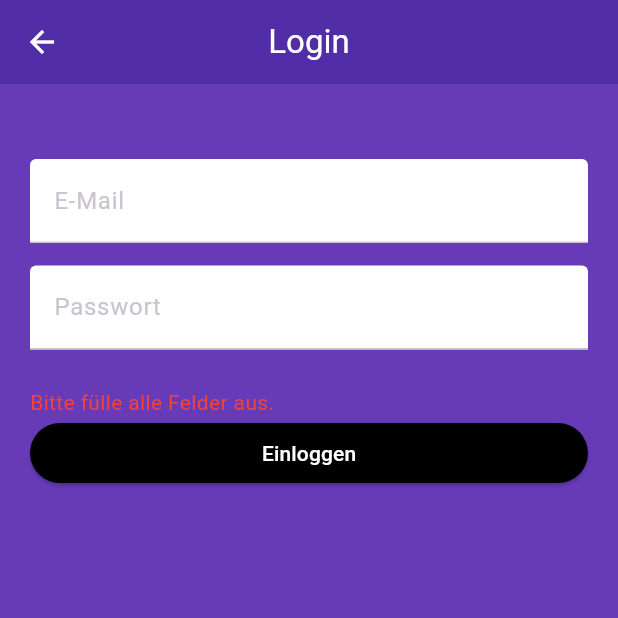
After one commit to EnnoM/nala, a Flutter app: the LoginPage screen opened directly, after a tap on "Einloggen", on a phone screen of 412 x 824 dp, the top half of it. The commit adds this screen. Run offline on Flutter 3.47's test engine with Material 3 defaults, Android fonts, the phone set to English and light mode, and no system bars; our stand-ins replace shared_preferences; accounts and stored records are empty; statements that could not run were skipped.

Commit message:
weiter an login funktion gearbeitet

```diff
--- /dev/null
+++ b/lib/pages/login.dart
@@ -0,0 +1,97 @@
+import 'package:flutter/material.dart';
+import 'package:nala/services/api_service.dart';
+
+class LoginPage extends StatefulWidget {
+  const LoginPage({super.key});
+
+  @override
+  State<LoginPage> createState() => _LoginPageState();
+}
+
+class _LoginPageState extends State<LoginPage> {
+  final TextEditingController _emailController = TextEditingController();
+  final TextEditingController _passwordController = TextEditingController();
+  bool _isLoading = false;
+  String _error = '';
+
+  void _login() async {
+    final email = _emailController.text.trim();
+    final password = _passwordController.text;
+    if (email.isEmpty || password.isEmpty) {
+      setState(() => _error = 'Bitte fülle alle Felder aus.');
+      return;
+    }
+
+    setState(() {
+      _isLoading = true;
+      _error = '';
+    });
+
+    try {
+      final api = ApiService();
+      final success = await api.login(email, password);
+      if (success) {
+        Navigator.pop(context, true); // Login erfolgreich
+      } else {
+        setState(() => _error = 'Login fehlgeschlagen.');
+      }
+    } catch (e) {
+      setState(() => _error = 'Fehler: $e');
+    } finally {
+      setState(() => _isLoading = false);
+    }
+  }
+
+  @override
+  Widget build(BuildContext context) {
+    return Scaffold(
+      backgroundColor: Colors.deepPurple,
+      appBar: AppBar(
+        title: const Text("Login"),
+        centerTitle: true,
+        backgroundColor: Colors.deepPurple.shade700,
+      ),
+      body: Padding(
+        padding: const EdgeInsets.all(20),
+        child: Column(
+          crossAxisAlignment: CrossAxisAlignment.stretch,
+          children: [
+            const SizedBox(height: 30),
+            TextField(
+              controller: _emailController,
+              decoration: const InputDecoration(
+                labelText: 'E-Mail',
+                filled: true,
+                fillColor: Colors.white,
+              ),
+            ),
+            const SizedBox(height: 15),
+            TextField(
+              controller: _passwordController,
+              obscureText: true,
+              decoration: const InputDecoration(
+                labelText: 'Passwort',
+                filled: true,
+                fillColor: Colors.white,
+              ),
+            ),
+            const SizedBox(height: 25),
+            if (_error.isNotEmpty)
+              Text(_error, style: const TextStyle(color: Colors.red)),
+            if (_isLoading)
+              const Center(child: CircularProgressIndicator())
+            else
+              ElevatedButton(
+                onPressed: _login,
+                style: ElevatedButton.styleFrom(
+                  backgroundColor: Colors.black,
+                  foregroundColor: Colors.white,
+                ),
+                child: const Text("Einloggen"),
+              ),
+          ],
+        ),
+      ),
+    );
+  }
+}
--- a/pubspec.yaml
+++ b/pubspec.yaml
@@ -35,6 +35,7 @@ dependencies:
   # The following adds the Cupertino Icons font to your application.
   # Use with the CupertinoIcons class for iOS style icons.
   cupertino_icons: ^1.0.8
+  shared_preferences: ^2.5.3
 
 dev_dependencies:
   flutter_test:
```
Also changed, not shown: lib/pages/homepage.dart (+38 -0 lines), lib/services/api_service.dart (+53 -3 lines), pubspec.lock, 3 other files.
